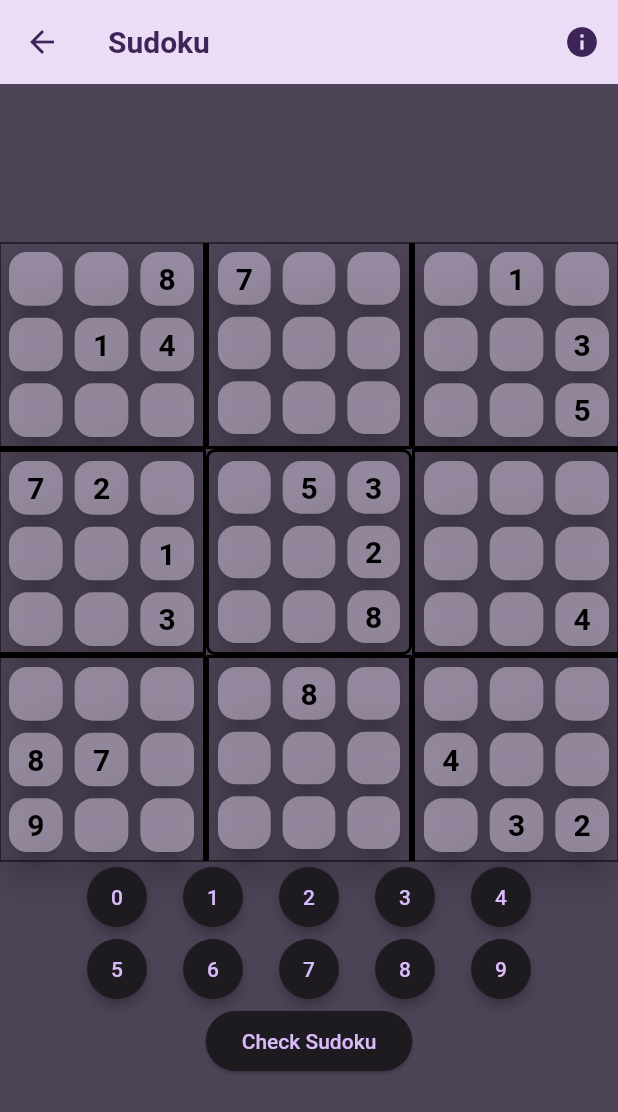
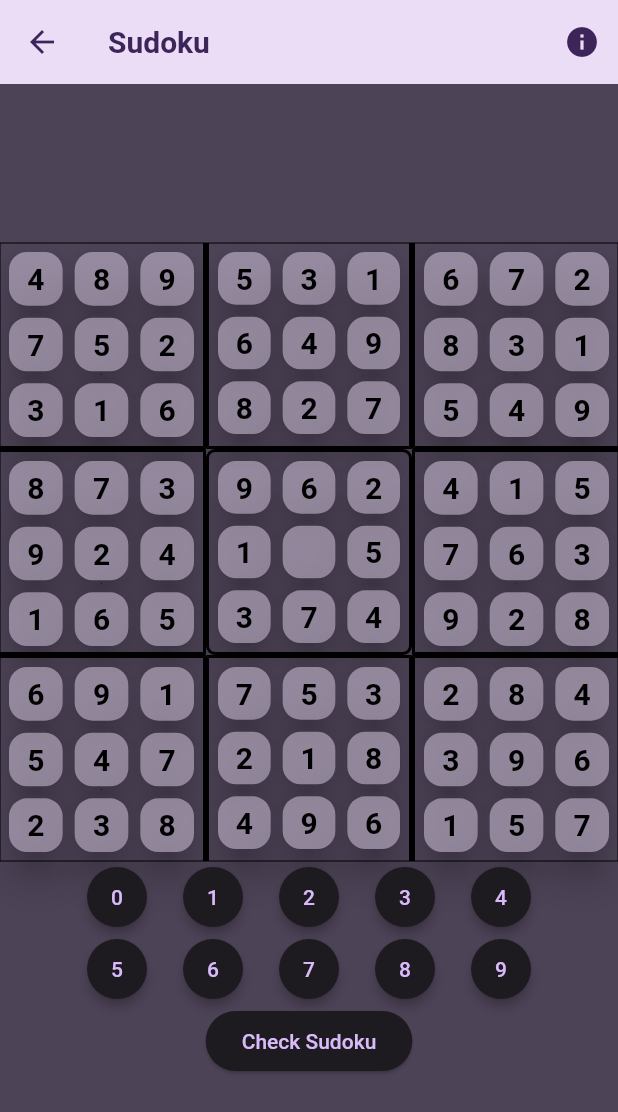
Before and after one commit to Ahmedazim7804/sudokuApp, a Flutter app: the screen it shows after launch, after a tap on "Play", on a phone screen of 412 x 824 dp. Shown: the top 1112 px of the screen. Run offline on Flutter 3.47's test engine with Material 2 defaults, Android fonts, the light colour scheme and no system bars.

Commit message:
added Testing Mode

```diff
--- a/assets/listOfSudokus.json
+++ b/assets/listOfSudokus.json
@@ -1,4 +1,5 @@
 {
+    "testing" : [[4,8,9,5,3,1,6,7,2,7,5,2,6,4,9,8,3,1,3,1,6,8,2,7,5,4,9,8,7,3,9,6,2,4,1,5,9,2,4,1,0,5,7,6,3,1,6,5,3,7,4,9,2,8,6,9,1,7,5,3,2,8,4,5,4,7,2,1,8,3,9,6,2,3,8,4,9,6,1,5,7 ]],
     "easy": [
       [
         7,
--- a/lib/widgets/homeScreen.dart
+++ b/lib/widgets/homeScreen.dart
@@ -12,7 +12,7 @@ class HomeScreen extends StatefulWidget {
 }
 
 class _HomeScreen extends State<HomeScreen> {
-  String _selectedDifficulty = 'easy';
+  String _selectedDifficulty = 'testing';
 
   void goTogameScreen() {
     Navigator.push(
@@ -63,6 +63,10 @@ class _HomeScreen extends State<HomeScreen> {
                     value: _selectedDifficulty,
                     items: const [
                       DropdownMenuItem(
+                        value: 'testing',
+                        child: Text('Testing'),
+                      ),
+                      DropdownMenuItem(
                         value: 'easy',
                         child: Text('Easy'),
                       ),
--- a/lib/widgets/sudokuGrid.dart
+++ b/lib/widgets/sudokuGrid.dart
@@ -144,7 +144,7 @@ class SudokuGrid extends StatelessWidget {
                         SubGrid(thisGridCells(8), 8),
                       ],
                     ),
-                    MyWidget(),
+                    const MyWidget(),
                     ElevatedButton(
                         onPressed: checkSudoku,
                         child: const Text("Check Sudoku")),
@@ -153,7 +153,7 @@ class SudokuGrid extends StatelessWidget {
               ),
             );
           } else {
-            return CircularProgressIndicator();
+            return const CircularProgressIndicator();
           }
         });
   }
```
